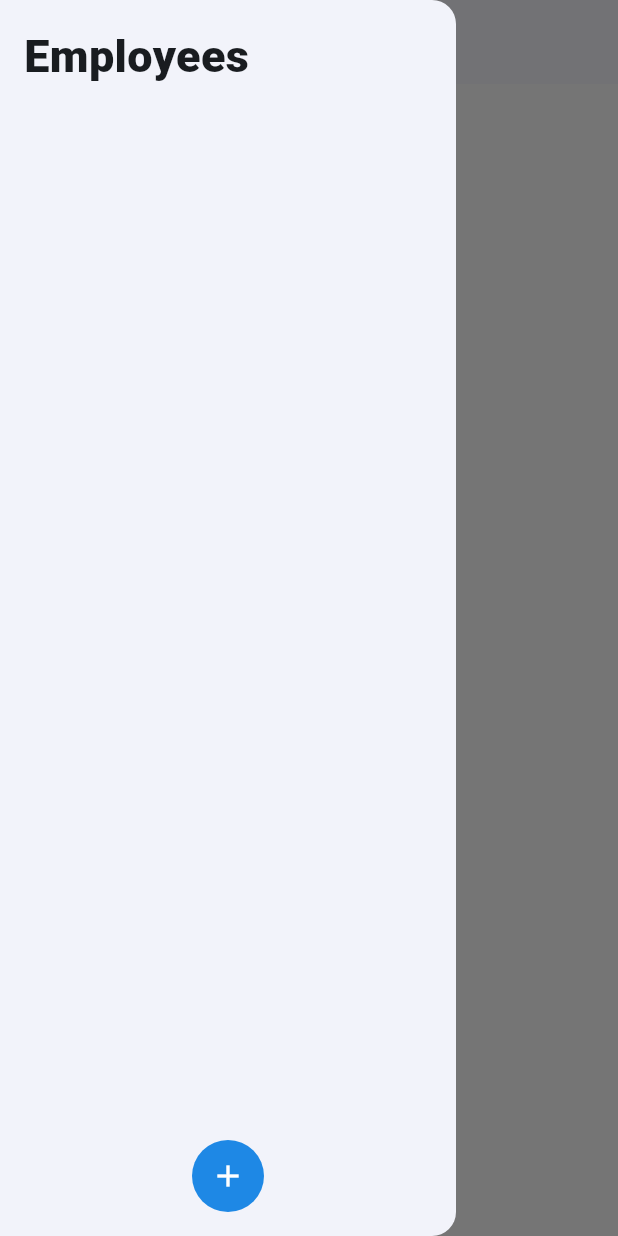
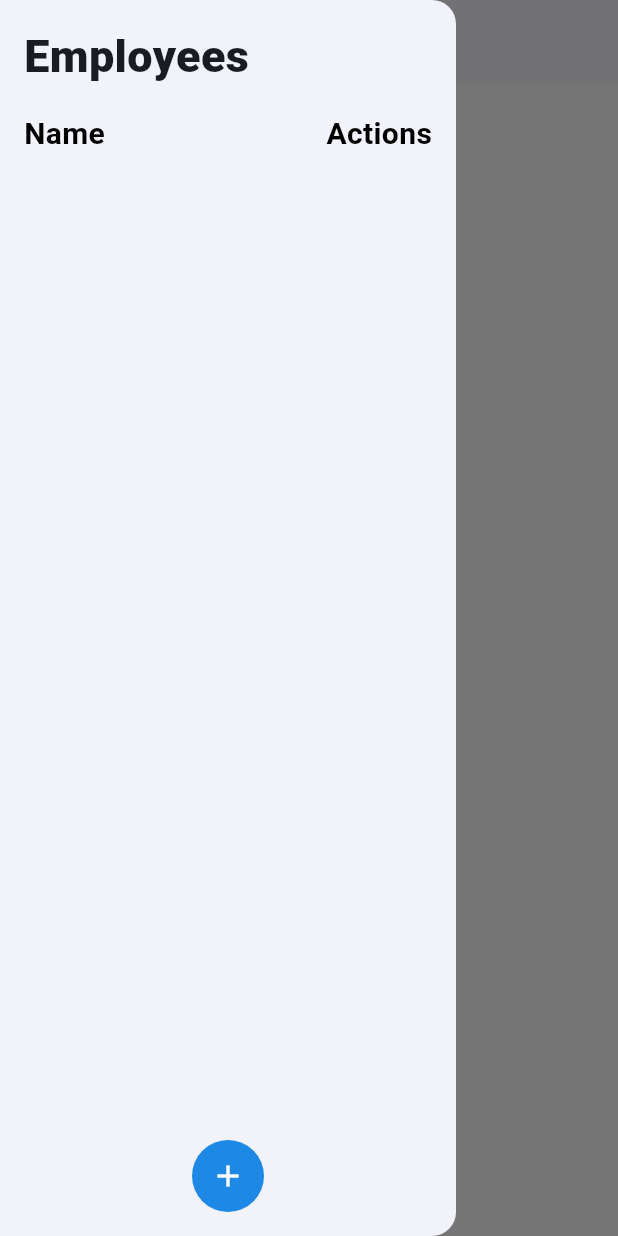
Before and after one commit to freedomdp/MiroFirebase, a Flutter app: the screen it shows after launch, with the side drawer open, on a phone screen of 412 x 824 dp. Run offline on Flutter 3.47's test engine with Material 3 defaults, Android fonts, the phone set to English and light mode, and no system bars; our stand-ins replace cloud_firestore, firebase_core; accounts and stored records are empty.

Commit message:
sidebar add header

```diff
--- a/lib/style/text_styles.dart
+++ b/lib/style/text_styles.dart
@@ -9,7 +9,7 @@ class TextStyles {
   );
 
   static const TextStyle tebleHeader = TextStyle(
-    fontSize: 13.0,
+    fontSize: 20.0,
     fontWeight: FontWeight.bold,
     color: AppColors.text,
   );
--- a/lib/widgets/sidebar.dart
+++ b/lib/widgets/sidebar.dart
@@ -30,11 +30,11 @@ class _EmployeesSidebarState extends State<EmployeesSidebar> {
             // button to save
             ElevatedButton(
                 onPressed: () {
-                  // add a new note
+                  // add a new employee
                   if (docID == null) {
                     widget.firestoreService.addEmployee(textController.text);
                   }
-                  // update an existing note
+                  // update an existing employee
                   else {
                     widget.firestoreService
                         .updateEmployee(docID, textController.text);
@@ -62,6 +62,16 @@ class _EmployeesSidebarState extends State<EmployeesSidebar> {
             child: const Text(
               'Employees',
               style: TextStyles.h1Style,
+            ),
+          ),
+          const Padding(
+            padding: EdgeInsets.symmetric(horizontal: 16.0),
+            child: Row(
+              mainAxisAlignment: MainAxisAlignment.spaceBetween,
+              children: [
+                Text('Name', style: TextStyles.tebleHeader),
+                Text('Actions', style: TextStyles.tebleHeader),
+              ],
             ),
           ),
           Expanded(
```
